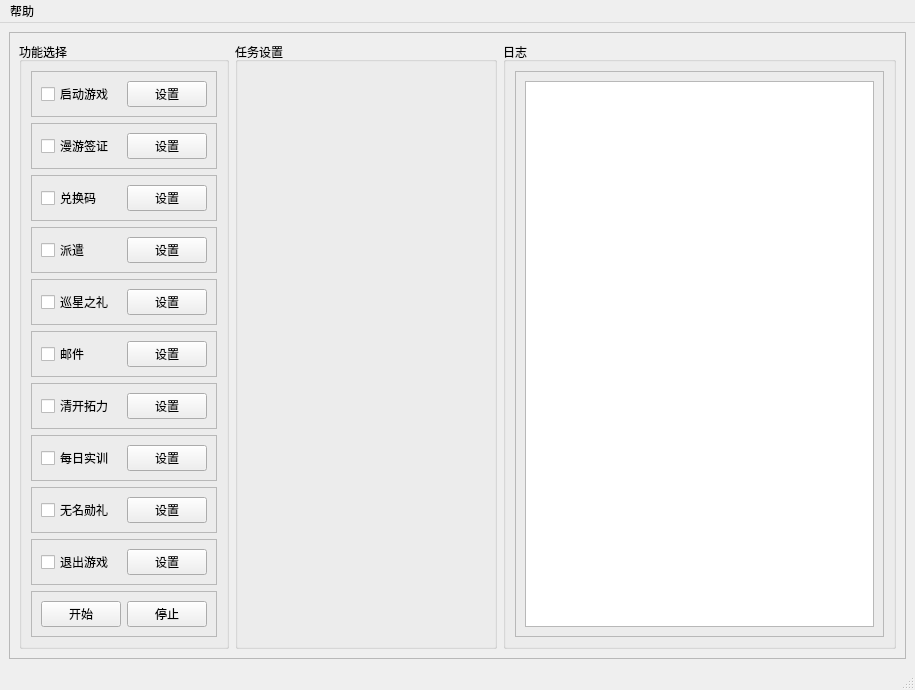
Qt form res/ui/main.ui (Shasnow/StarRailAssistant) before a commit.
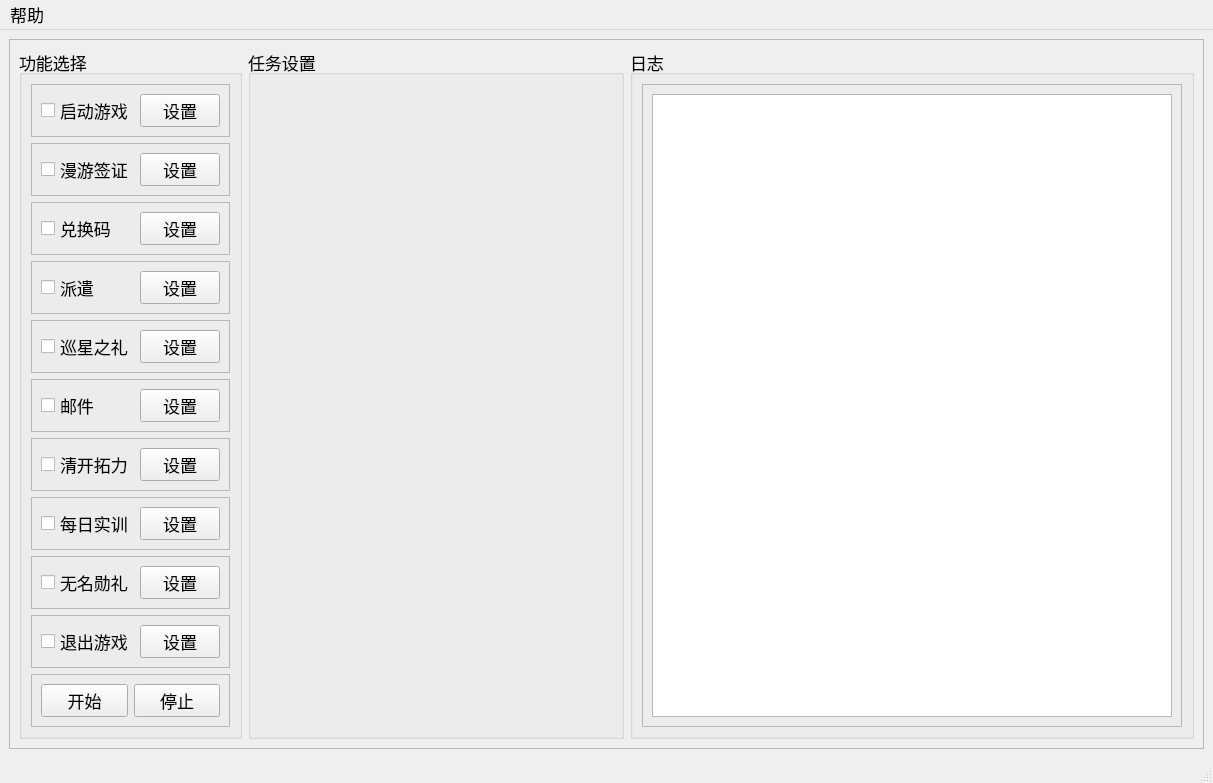
The same form after that commit.

Commit message: change font size

Patch:
```diff
--- a/res/ui/main.ui
+++ b/res/ui/main.ui
@@ -6,10 +6,15 @@
    <rect>
     <x>0</x>
     <y>0</y>
-    <width>915</width>
-    <height>676</height>
+    <width>1213</width>
+    <height>754</height>
    </rect>
   </property>
+  <property name="font">
+   <font>
+    <pointsize>13</pointsize>
+   </font>
+  </property>
   <property name="windowTitle">
    <string>MainWindow</string>
   </property>
@@ -503,7 +508,7 @@
     <rect>
      <x>0</x>
      <y>0</y>
-     <width>915</width>
+     <width>1213</width>
      <height>33</height>
     </rect>
    </property>
```
The commit also changes 10 other files.
